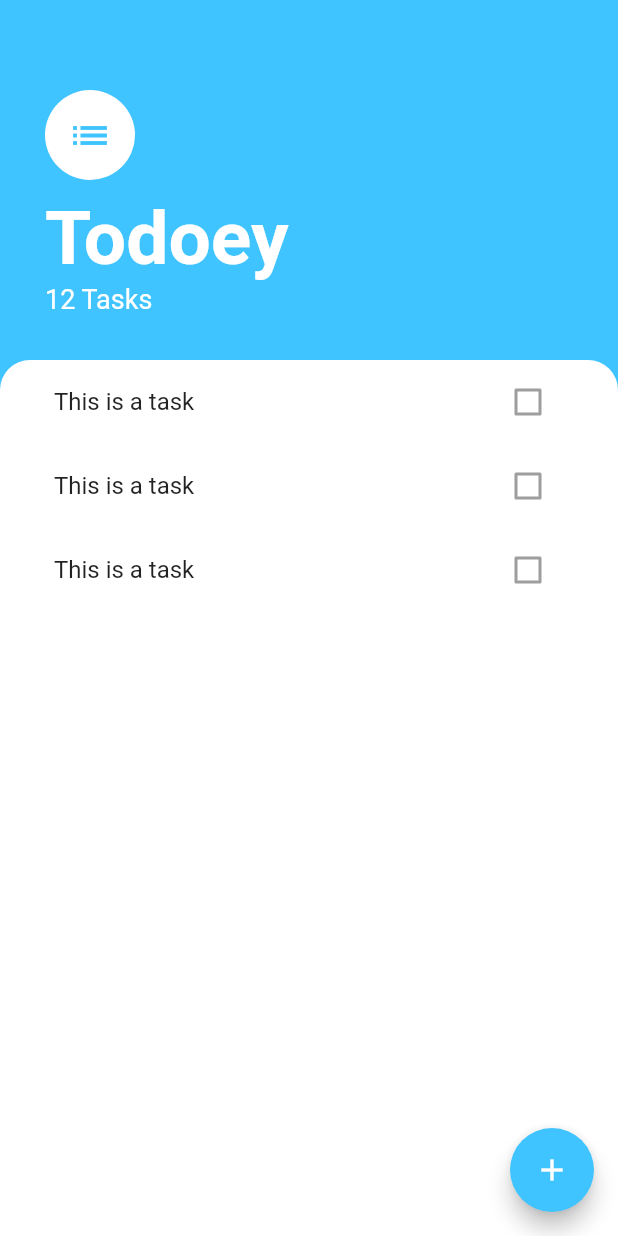
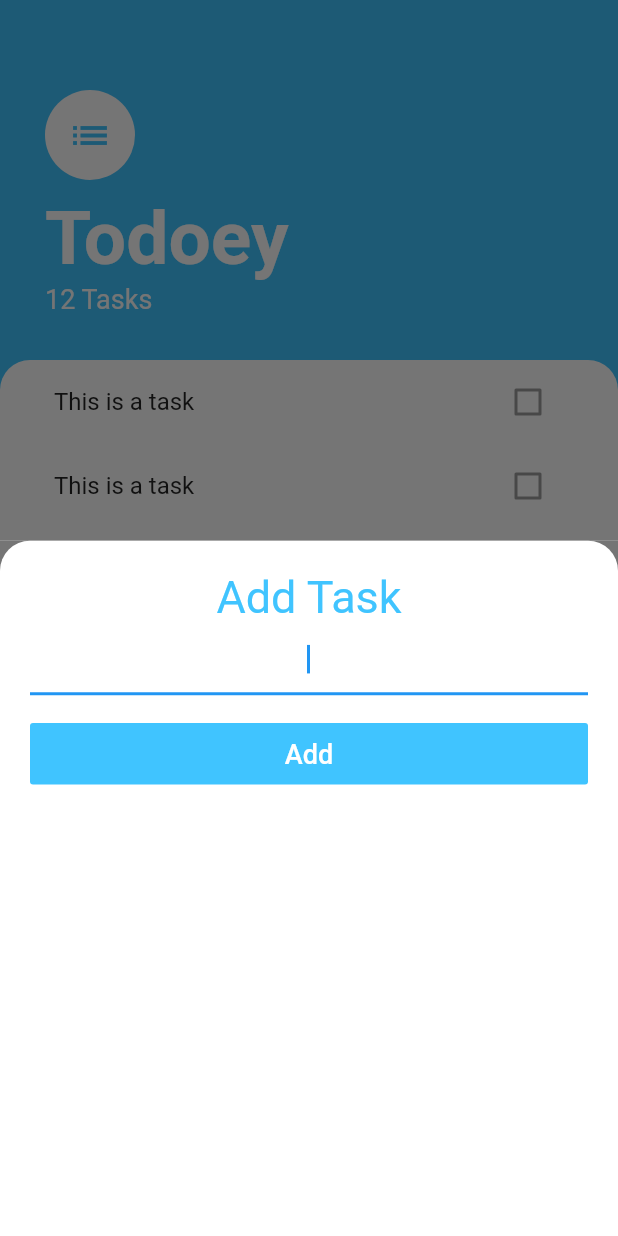
Before and after one commit to maleina/Todoey, a Flutter app: the screen it shows after launch, after a tap on the "add" icon, on a phone screen of 412 x 824 dp. Run offline on Flutter 3.47's test engine with Material 2 defaults, Android fonts, the phone set to English and light mode, and no system bars.

Commit message:
feat: Create add task modal

```diff
--- /dev/null
+++ b/lib/screens/add_task_screen.dart
@@ -0,0 +1,53 @@
+import 'package:flutter/material.dart';
+
+class AddTaskScreen extends StatelessWidget {
+  @override
+  Widget build(BuildContext context) {
+    return Container(
+      color: Color(0xff757575),
+      child: Container(
+        padding: EdgeInsets.all(20.0),
+        decoration: BoxDecoration(
+            color: Colors.white,
+            borderRadius: BorderRadius.only(
+              topLeft: Radius.circular(20.0),
+              topRight: Radius.circular(20.0),
+            )),
+        child: Column(
+          crossAxisAlignment: CrossAxisAlignment.stretch,
+          children: [
+            Text(
+              'Add Task',
+              style: TextStyle(
+                color: Colors.lightBlueAccent,
+                fontSize: 30.0,
+              ),
+              textAlign: TextAlign.center,
+            ),
+            TextField(
+              autofocus: true,
+              textAlign: TextAlign.center,
+            ),
+            SizedBox(
+              height: 15.0,
+            ),
+            FlatButton(
+              color: Colors.lightBlueAccent,
+              onPressed: () {
+                //Add our task to the list
+              },
+              padding: EdgeInsets.all(10.0),
+              child: Text(
+                'Add',
+                style: TextStyle(
+                  color: Colors.white,
+                  fontSize: 18,
+                ),
+              ),
+            ),
+          ],
+        ),
+      ),
+    );
+  }
+}
--- a/lib/screens/tasks_screen.dart
+++ b/lib/screens/tasks_screen.dart
@@ -1,6 +1,7 @@
 import 'package:flutter/cupertino.dart';
 import 'package:flutter/material.dart';
 import 'package:todoey_flutter/widgets/tasks_list.dart';
+import 'add_task_screen.dart';
 
 class TasksScreen extends StatelessWidget {
   @override
@@ -11,7 +12,8 @@ class TasksScreen extends StatelessWidget {
         backgroundColor: Colors.lightBlueAccent,
         child: Icon(Icons.add),
         onPressed: () {
-          //Add Task
+          showModalBottomSheet(
+              context: context, builder: (context) => AddTaskScreen());
         },
       ),
       body: Column(
```
